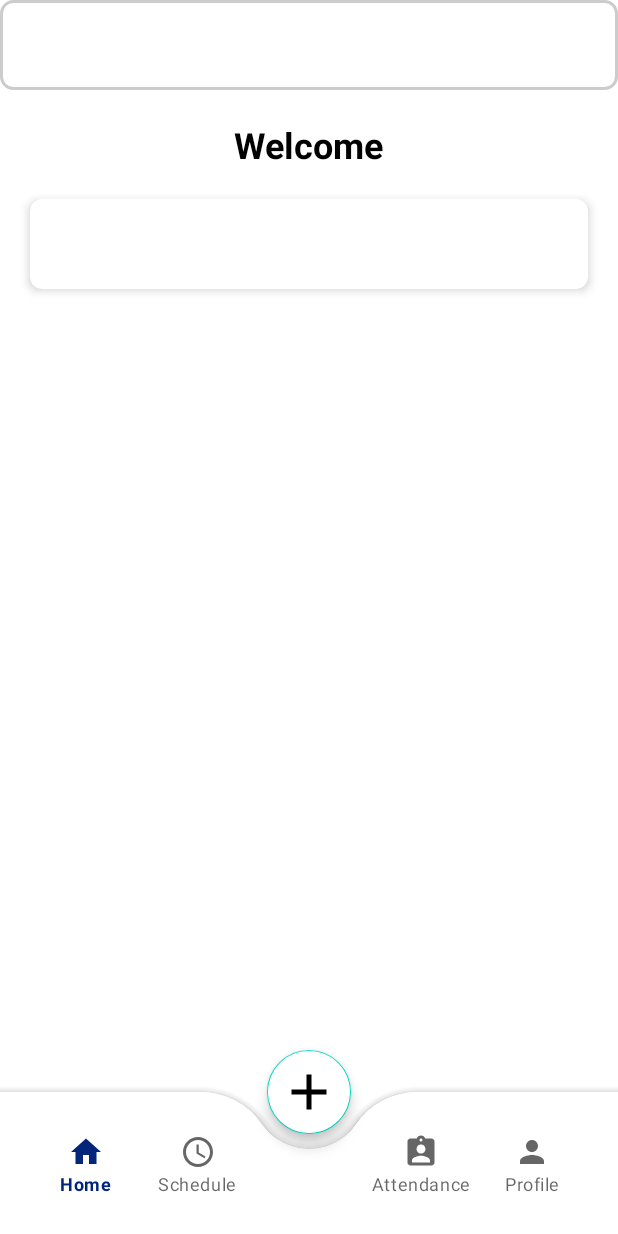
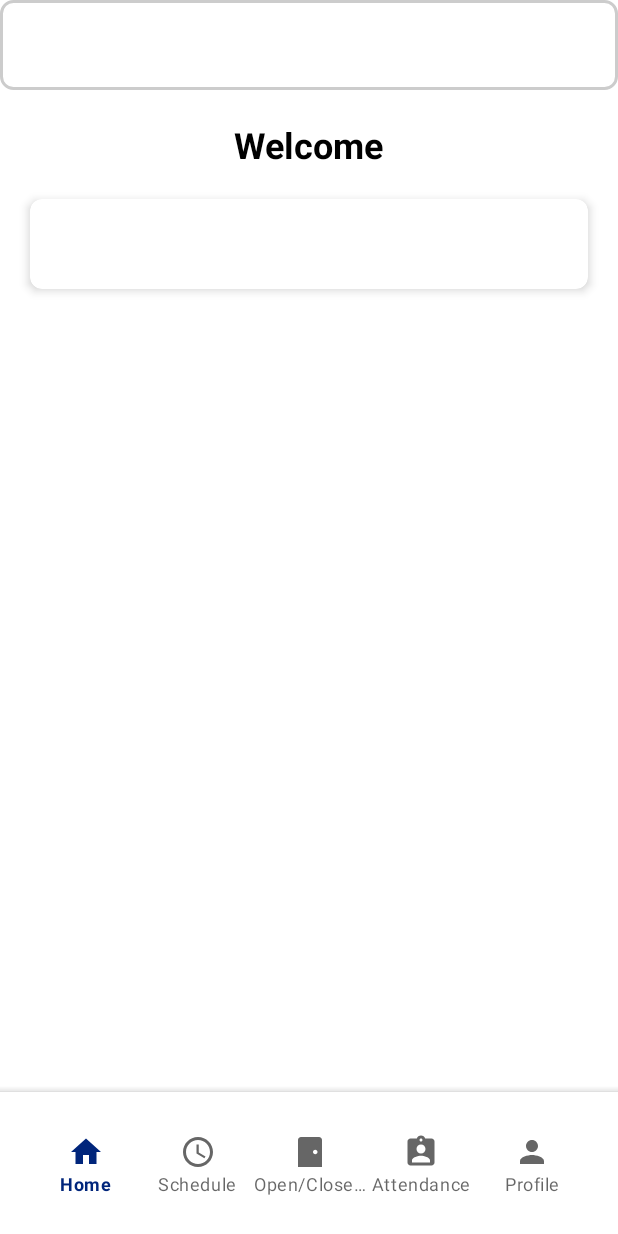
Before and after one commit to LetNear/ProLockLoggerMobile, an Android app: the MainActivity screen opened directly, with no data from a screen before it, on a phone screen of 412 x 824 dp. Run offline under Robolectric (Android 15) with nearby library versions, the phone set to English and light mode, and no system bars; 1 statement that could not run was skipped.

```diff
--- a/app/build.gradle.kts
+++ b/app/build.gradle.kts
@@ -30,6 +30,7 @@ android {
 
     buildFeatures {
         viewBinding = true
+        dataBinding = true
 
     }
 
--- a/app/src/main/java/com/example/prolockloggerv1/ApiService.java
+++ b/app/src/main/java/com/example/prolockloggerv1/ApiService.java
@@ -53,4 +53,14 @@ public interface ApiService {
 
     @GET("alternative-student-schedule/{email}")
     Call<List<Schedule>> getAlternativeSchedulesByEmail(@Path("email") String email);
+
+    @GET("enrolled-courses/{email}")
+    Call<List<LabSchedule>> getEnrolledCourses(@Path("email") String email);
+
+    @POST("door/open")
+    Call<DoorControlResponse> openDoor();
+
+    // API call to close the door
+    @POST("door/close")
+    Call<DoorControlResponse> closeDoor();
 }
--- a/app/src/main/java/com/example/prolockloggerv1/MainActivity.java
+++ b/app/src/main/java/com/example/prolockloggerv1/MainActivity.java
@@ -49,6 +49,10 @@ public class MainActivity extends AppCompatActivity {
                 case R.id.profile:
                     replaceFragment(new ProfileFragment());
                     return true;
+                case R.id.fab:
+                    replaceFragment(new DoorControlFragment()); // Open Door Control Fragment
+                    return true;
+
 
                 default:
                     return false;
--- /dev/null
+++ b/app/src/main/res/drawable/ic_door.xml
@@ -0,0 +1,5 @@
+<vector xmlns:android="http://schemas.android.com/apk/res/android" android:height="24dp" android:tint="#000000" android:viewportHeight="24" android:viewportWidth="24" android:width="24dp">
+
+    <path android:fillColor="@android:color/white" android:pathData="M18,2H6C4.9,2 4,2.9 4,4v18h16V4C20,2.9 19.1,2 18,2zM15.5,13.5c-0.83,0 -1.5,-0.67 -1.5,-1.5s0.67,-1.5 1.5,-1.5S17,11.17 17,12S16.33,13.5 15.5,13.5z"/>
+
+</vector>
--- a/app/src/main/res/layout/activity_main.xml
+++ b/app/src/main/res/layout/activity_main.xml
@@ -36,13 +36,6 @@
 
     </com.google.android.material.bottomappbar.BottomAppBar>
 
-    <com.google.android.material.floatingactionbutton.FloatingActionButton
-        android:layout_width="wrap_content"
-        android:layout_height="wrap_content"
-        android:backgroundTint="@color/white"
-        android:src="@drawable/baseline_add_24"
-        app:layout_anchor="@id/bottomAppBar"
-        app:maxImageSize="40dp"
-        android:tint="@color/lavander"/>
+
 
 </androidx.coordinatorlayout.widget.CoordinatorLayout>
--- a/app/src/main/res/menu/bottom_nav_role_2.xml
+++ b/app/src/main/res/menu/bottom_nav_role_2.xml
@@ -13,8 +13,8 @@
 
     <item
         android:id="@+id/fab"
-        android:title=""
-        android:enabled="false" />
+        android:title="Open/Close Door"
+       android:icon="@drawable/ic_door" />
 
     <item
         android:id="@+id/attendance"
--- a/app/src/main/res/values/colors.xml
+++ b/app/src/main/res/values/colors.xml
@@ -12,4 +12,5 @@
     <color name="darkLavender">#8692f7</color>
     <color name="blue">#00257B</color>
     <color name="bluee">#0000FF</color>
+    <color name="red">#FF0000</color>
 </resources>
```
Also changed, not shown: app/src/main/java/com/example/prolockloggerv1/DoorControlFragment.java (added, +63 -0 lines), app/src/main/java/com/example/prolockloggerv1/DoorControlResponse.java (added, +13 -0 lines), app/src/main/res/layout/fragment_door_control.xml (added, +71 -0 lines).
